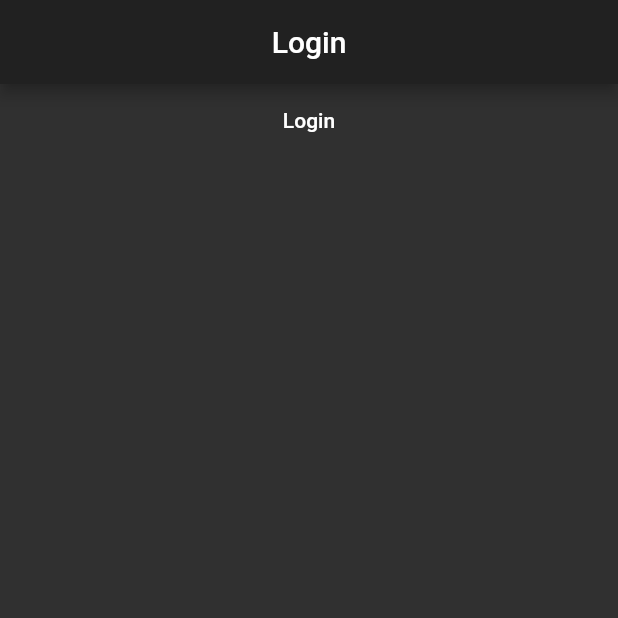
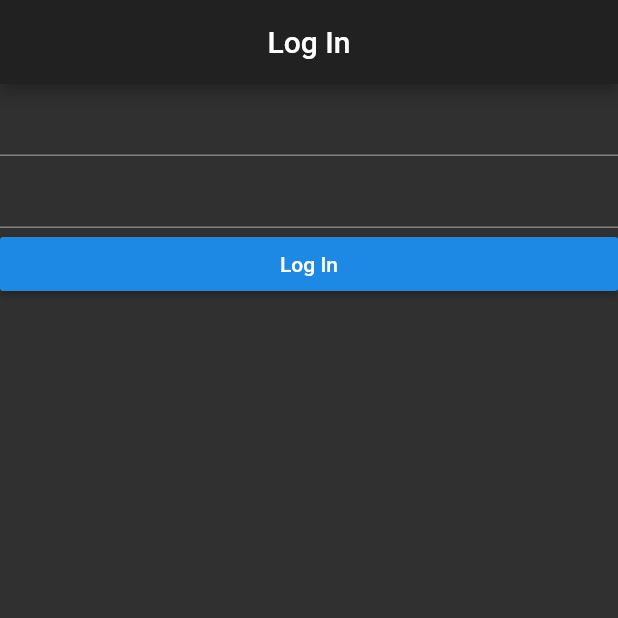
Before and after one commit to Team-Goose/matchfox-flutter, a Flutter app: the screen it shows after launch, on a phone screen of 412 x 824 dp, the top half of it. Run offline on Flutter 3.47's test engine with Material 2 defaults, Android fonts, the phone set to English and light mode, and no system bars; our stand-ins replace cloud_functions.

Commit message:
start of signuplogin

```diff
--- a/lib/login.dart
+++ /dev/null
@@ -1,38 +0,0 @@
-import 'package:flutter/material.dart';
-
-class Login extends StatefulWidget {
-  @override
-  _LoginState createState() => _LoginState();
-}
-
-class _LoginState extends State<Login> {
-  String errorText = '';
-
-  @override
-  Widget build(BuildContext context) {
-    return Scaffold(
-      appBar: AppBar(
-        title: Text('Login'),
-        centerTitle: true,
-      ),
-      body: ListView(
-        children: <Widget>[
-          MaterialButton(
-            child: Text('Login'),
-            onPressed: () {
-              if(true) {
-                // Success
-                Navigator.pushReplacementNamed(context, 'home');
-              } /* else {
-                // Failure
-
-              } */
-            }
-          ),
-
-          Text(errorText),
-        ],
-      ),
-    );
-  }
-}
--- /dev/null
+++ b/lib/loginSignup.dart
@@ -0,0 +1,75 @@
+import 'package:Matchfox/login.dart';
+import 'package:flutter/material.dart';
+
+class LoginSignup extends StatefulWidget {
+  @override
+  _LoginSignupState createState() => _LoginSignupState();
+}
+
+class _LoginSignupState extends State<LoginSignup> {
+
+  String title = 'Log In';
+  Widget page = Container();
+
+  @override
+  Widget build(BuildContext context) {
+    Container _login() {
+      return Container(
+        child: ListView(
+          children: <Widget>[
+            TextField(),
+            TextField(),
+            RaisedButton(
+              child: Text('Log In'),
+              onPressed: () {
+                setState(() {
+                  _signUp();
+                });
+              },
+            )
+          ],
+        ),
+      );
+    }
+
+    Container _signUp() {
+      return Container(
+        child: ListView(
+          children: <Widget>[
+            TextField(),
+            TextField(),
+            RaisedButton(
+              child: Text('Sign up'),
+              onPressed: () {
+
+              },
+            ),
+            RaisedButton(
+              child: Text('Already have an account? Log in!'),
+              onPressed: () {
+                setState(() {
+                  page = _login();
+                });
+              },
+            ),
+          ],
+        ),
+      );
+    }
+
+    setState(() {
+      page = _login();
+    });
+
+    return Scaffold(
+      appBar: AppBar(
+        title: Text(title),
+        centerTitle: true,
+      ),
+      body: PageStorage(
+        bucket: PageStorageBucket(),
+        child: page,
+      ),
+    );
+  }
+}
--- a/lib/main.dart
+++ b/lib/main.dart
@@ -1,6 +1,5 @@
 import 'package:Matchfox/home.dart';
-import 'package:Matchfox/login.dart';
-import 'package:Matchfox/signup.dart';
+import 'package:Matchfox/loginSignup.dart';
 import 'package:flutter/material.dart';
 
 void main() => runApp(MyApp());
@@ -9,12 +8,11 @@ class MyApp extends StatelessWidget {
   @override
   Widget build(BuildContext context) {
     return MaterialApp(
-      title: 'Flutter Demo',
+      title: 'Matchfox',
       theme: _theme(),
-      home: Login(),
+      home: Main(),
       routes: <String, WidgetBuilder> {
-        'login': (BuildContext context) => Login(),
-        'signup': (BuildContext context) => Signup(),
+        'loginsignup': (BuildContext context) => LoginSignup(),
         'home': (BuildContext context) => Home(),
       },
     );
@@ -35,6 +33,6 @@ class Main extends StatefulWidget {
 class _MainState extends State<Main> {
   @override
   Widget build(BuildContext context) {
-    return Login();
+    return LoginSignup();
   }
 }
```
Also changed, not shown: lib/bracketPage.dart (+15 -1 lines), lib/bracketView.dart (added, +27 -0 lines), lib/signup.dart (deleted, +0 -15 lines), lib/widgets/bracketCard.dart (added, +40 -0 lines).
